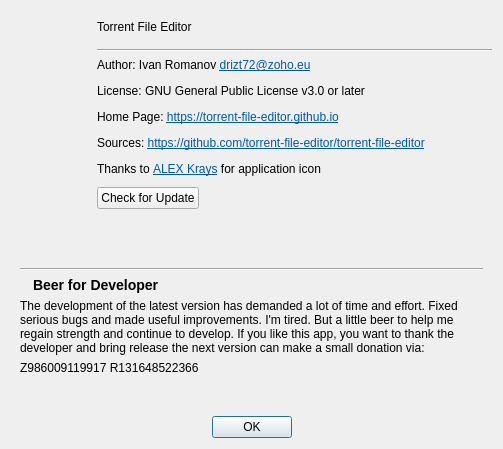
Qt form aboutdlg.ui (torrent-file-editor/torrent-file-editor) before a commit.
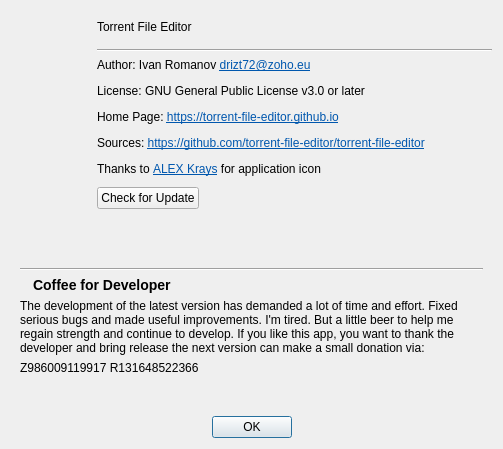
The same form after that commit. Icons and pictures are not drawn.

Commit message: Replace beer with coffee

The edit to the form file:
```diff
--- a/aboutdlg.ui
+++ b/aboutdlg.ui
@@ -36,7 +36,7 @@
       <item row="1" column="1">
        <widget class="QLabel" name="label_4">
         <property name="text">
-         <string>&lt;h3&gt;Beer for Developer&lt;/h3&gt;</string>
+         <string>&lt;h3&gt;Coffee for Developer&lt;/h3&gt;</string>
         </property>
         <property name="textInteractionFlags">
          <set>Qt::LinksAccessibleByMouse|Qt::TextSelectableByMouse</set>
```
Left out of the diff: 2 changed lines with no effect on the pictures. The commit also changes 2 other files.
